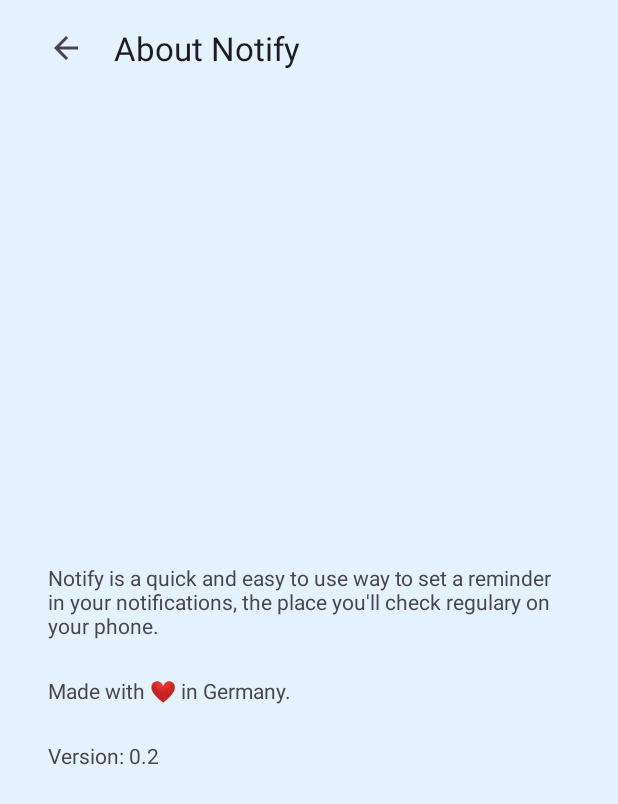
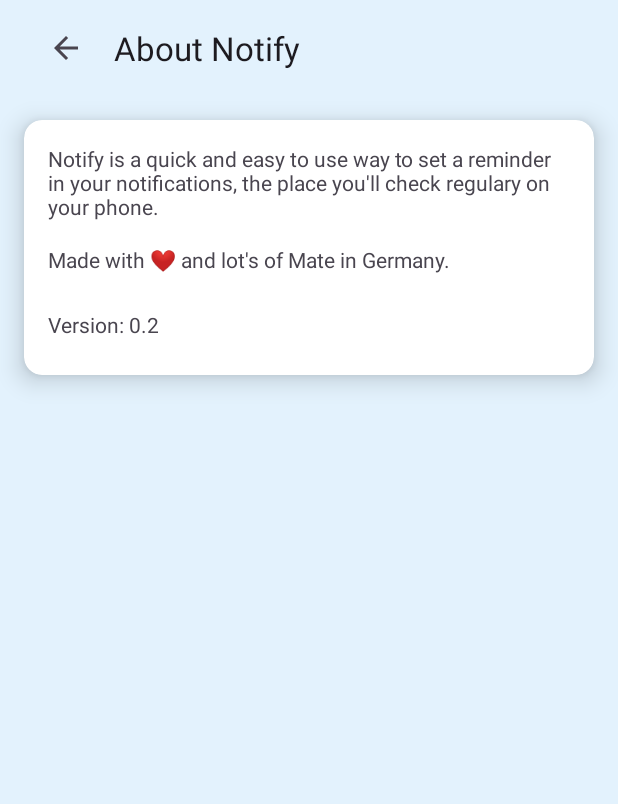
Before and after one commit to mr-woodapple/NotificationReminder, an Android app: the InfoActivity screen opened directly, with no data from a screen before it, on a phone screen of 412 x 824 dp. Shown: the top 804 px of the screen. Run offline under Robolectric (Android 15) with nearby library versions, the phone set to English and light mode, and no system bars.

Commit message:
UI update to the about activity

```diff
--- a/app/src/main/res/layout/activity_info.xml
+++ b/app/src/main/res/layout/activity_info.xml
@@ -31,45 +31,61 @@
 
     </com.google.android.material.appbar.AppBarLayout>
 
+
+    <com.google.android.material.card.MaterialCardView
+        android:layout_width="match_parent"
+        android:layout_height="wrap_content"
+        android:layout_marginStart="16dp"
+        android:layout_marginTop="16dp"
+        android:layout_marginEnd="16dp"
+        app:layout_constraintEnd_toEndOf="parent"
+        app:layout_constraintStart_toStartOf="parent"
+        app:layout_constraintTop_toBottomOf="@+id/appBarLayoutSub"
+        app:cardElevation="10dp"
+        app:strokeWidth="0dp"
+        app:cardBackgroundColor="?attr/colorOnPrimary">
+
+        <LinearLayout
+            android:layout_width="match_parent"
+            android:layout_height="wrap_content"
+            android:orientation="vertical"
+            android:padding="8dp">
+
             <TextView
                 android:id="@+id/textView2"
-        android:layout_width="0dp"
+                android:layout_width="match_parent"
                 android:layout_height="wrap_content"
-        android:layout_marginStart="32dp"
-        android:layout_marginEnd="32dp"
-        android:layout_marginBottom="24dp"
-        android:text="@string/info_aboutPageText"
-        app:layout_constraintBottom_toTopOf="@+id/textView"
-        app:layout_constraintEnd_toEndOf="parent"
-        app:layout_constraintHorizontal_bias="0.0"
-        app:layout_constraintStart_toStartOf="parent"
-        app:layout_constraintTop_toBottomOf="@+id/appBarLayoutSub"
-        app:layout_constraintVertical_bias="1.0" />
+                android:layout_marginStart="8dp"
+                android:layout_marginTop="8dp"
+                android:layout_marginEnd="8dp"
+                android:text="@string/info_aboutPageText" />
 
             <TextView
                 android:id="@+id/textView"
-        android:layout_width="wrap_content"
+                android:layout_width="match_parent"
                 android:layout_height="wrap_content"
-        android:layout_marginStart="32dp"
-        android:text="Made with ❤️ in Germany."
-        app:layout_constraintBottom_toBottomOf="parent"
-        app:layout_constraintEnd_toEndOf="parent"
-        app:layout_constraintHorizontal_bias="0.0"
-        app:layout_constraintStart_toStartOf="parent"
-        app:layout_constraintTop_toTopOf="parent"
-        app:layout_constraintVertical_bias="0.56" />
+                android:layout_marginStart="8dp"
+                android:layout_marginTop="16dp"
+                android:layout_marginEnd="8dp"
+                android:layout_marginBottom="16dp"
+                android:text="Made with ❤️ and lot's of Mate in Germany." />
 
             <TextView
                 android:id="@+id/textView_versionName"
-        android:layout_width="0dp"
+                android:layout_width="match_parent"
                 android:layout_height="wrap_content"
-        android:layout_marginStart="32dp"
-        android:layout_marginTop="24dp"
-        android:layout_marginEnd="32dp"
+                android:layout_marginStart="8dp"
+                android:layout_marginTop="8dp"
+                android:layout_marginEnd="8dp"
+                android:layout_marginBottom="16dp"
                 android:text="Version Name will be added here"
                 app:layout_constraintEnd_toEndOf="parent"
-        app:layout_constraintHorizontal_bias="0.0"
-        app:layout_constraintStart_toStartOf="parent"
                 app:layout_constraintTop_toBottomOf="@+id/textView" />
 
+
+        </LinearLayout>
+
+
+    </com.google.android.material.card.MaterialCardView>
+
 </androidx.constraintlayout.widget.ConstraintLayout>
--- a/app/src/main/res/layout/activity_main.xml
+++ b/app/src/main/res/layout/activity_main.xml
@@ -38,11 +38,11 @@
         android:layout_marginStart="16dp"
         android:layout_marginTop="16dp"
         android:layout_marginEnd="16dp"
-        app:cardBackgroundColor="?attr/colorOnPrimary"
-        app:cardElevation="10dp"
         app:layout_constraintEnd_toEndOf="parent"
         app:layout_constraintStart_toStartOf="parent"
         app:layout_constraintTop_toBottomOf="@+id/appBarLayout"
+        app:cardBackgroundColor="?attr/colorOnPrimary"
+        app:cardElevation="10dp"
         app:strokeWidth="0dp">
 
         <LinearLayout
```
Also changed, not shown: app/src/main/java/com/example/notificationreminder/MainActivity.java (+16 -15 lines). Lines whose indentation alone changed are shown as unchanged.
